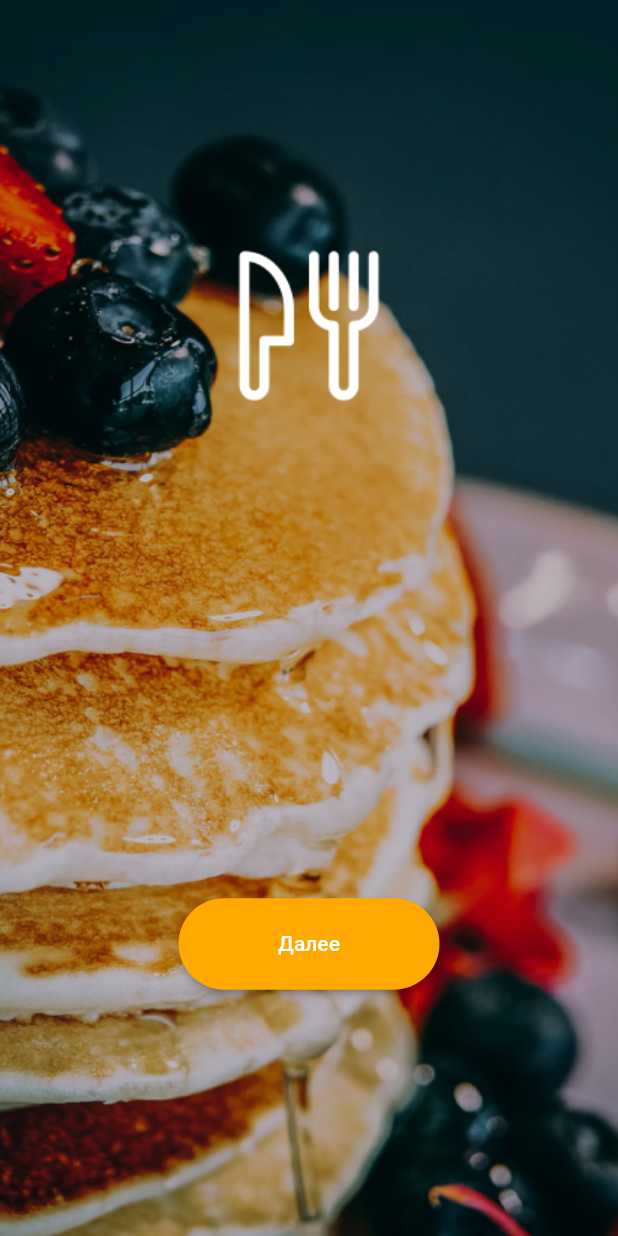
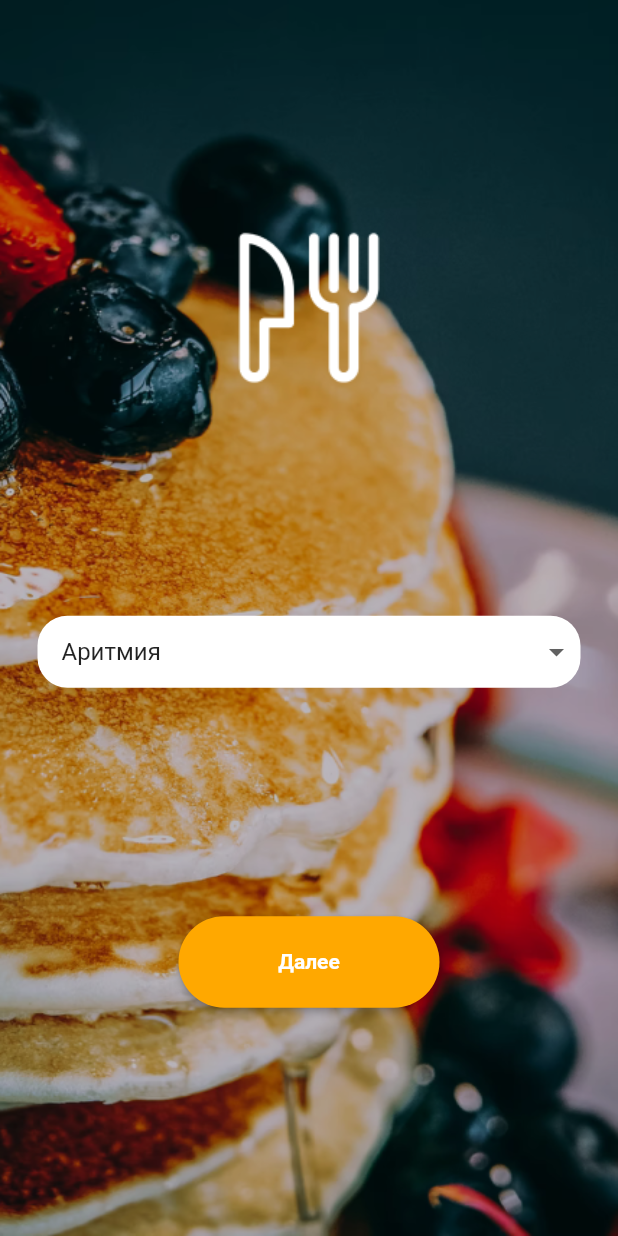
Before and after one commit to asg1997/Diet_List_Flutter, a Flutter app: the screen it shows after launch, on a phone screen of 412 x 824 dp. Run offline on Flutter 3.47's test engine with Material 2 defaults, Android fonts, the light colour scheme and no system bars.

Commit message:
1-ый экран + шапка второго

```diff
--- a/lib/Screens/search_diet_screen.dart
+++ b/lib/Screens/search_diet_screen.dart
@@ -9,9 +9,14 @@ class SearchDietScreen extends StatefulWidget {
 
 class _SearchDietScreenState extends State<SearchDietScreen> {
   @override
-
-  String _mySelection = '';
-  List<String> dietsList = ['Аритмия', 'Гастрит'];
+  String _mySelection = 'Аритмия';
+  List<String> dietsList = [
+    'Аритмия',
+    'Гастрит',
+    'Панкреатит',
+    'Язва',
+    'Псориаз'
+  ];
 
   Widget build(BuildContext context) {
     return Scaffold(
@@ -41,7 +46,10 @@ class _SearchDietScreenState extends State<SearchDietScreen> {
                             borderRadius: BorderRadius.circular(210),
                           ),
                         ),
-                        child: Text('Далее')),
+                        child: Text(
+                          'Далее',
+                          style: TextStyle(fontWeight: FontWeight.bold),
+                        )),
                   )
                 ],
               )
@@ -67,10 +75,27 @@ class _SearchDietScreenState extends State<SearchDietScreen> {
       child: Row(
         mainAxisAlignment: MainAxisAlignment.spaceBetween,
         children: [
+          Expanded(
+              child: DropdownButtonHideUnderline(
+                  child: ButtonTheme(
+            alignedDropdown: true,
+            child: DropdownButton(
+              value: _mySelection,
+              onChanged: (String? newValue) {
+                setState(() {
+                  _mySelection = newValue!;
+                });
+              },
+              items: dietsList.map<DropdownMenuItem<String>>((String newValue) {
+                return DropdownMenuItem<String>(
+                  value: newValue,
+                  child: Text(newValue),
+                );
+              }).toList(),
+            ),
+          )))
         ],
       ),
     );
   }
-
-
 }
```
